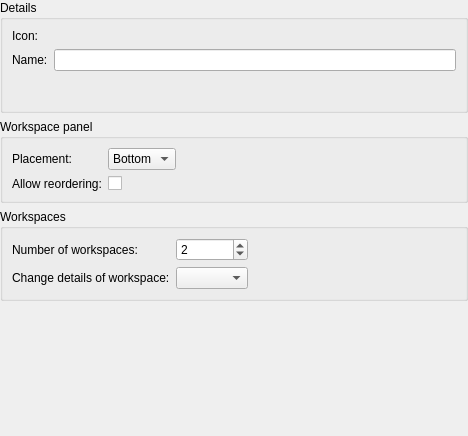
Old version of the form ground/openpilotgcs/src/plugins/coreplugin/workspacesettings.ui in the repository openpilot/OpenPilot.
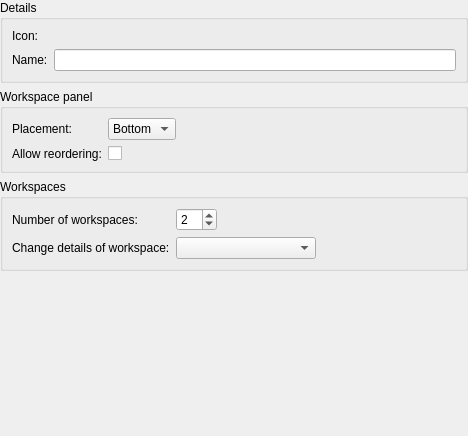
New version of the form. Custom widgets are drawn as their Qt base class.

Patch:
```diff
--- a/ground/openpilotgcs/src/plugins/coreplugin/workspacesettings.ui
+++ b/ground/openpilotgcs/src/plugins/coreplugin/workspacesettings.ui
@@ -79,36 +79,6 @@
             </property>
            </widget>
           </item>
-          <item row="5" column="1">
-           <spacer name="verticalSpacer_2">
-            <property name="orientation">
-             <enum>Qt::Vertical</enum>
-            </property>
-            <property name="sizeType">
-             <enum>QSizePolicy::Fixed</enum>
-            </property>
-            <property name="sizeHint" stdset="0">
-             <size>
-              <width>20</width>
-              <height>10</height>
-             </size>
-            </property>
-           </spacer>
-          </item>
-          <item row="6" column="1">
-           <widget class="QLabel" name="label_4">
-            <property name="toolTip">
-             <string>&lt;!DOCTYPE HTML PUBLIC &quot;-//W3C//DTD HTML 4.0//EN&quot; &quot;http://www.w3.org/TR/REC-html40/strict.dtd&quot;&gt;
-&lt;html&gt;&lt;head&gt;&lt;meta name=&quot;qrichtext&quot; content=&quot;1&quot; /&gt;&lt;style type=&quot;text/css&quot;&gt;
-p, li { white-space: pre-wrap; }
-&lt;/style&gt;&lt;/head&gt;&lt;body style=&quot; font-family:'Sans'; font-size:8pt; font-weight:400; font-style:normal;&quot;&gt;
-&lt;p style=&quot; margin-top:0px; margin-bottom:0px; margin-left:0px; margin-right:0px; -qt-block-indent:0; text-indent:0px;&quot;&gt;&lt;span style=&quot; font-weight:600;&quot;&gt;Note:&lt;/span&gt; A restart is needed for changes to number of workspaces to take effect.&lt;/p&gt;&lt;/body&gt;&lt;/html&gt;</string>
-            </property>
-            <property name="text">
-             <string/>
-            </property>
-           </widget>
-          </item>
          </layout>
         </widget>
        </item>
@@ -125,40 +95,6 @@
             </property>
            </widget>
           </item>
-          <item row="0" column="1">
-           <layout class="QHBoxLayout" name="horizontalLayout_2">
-            <item>
-             <widget class="QComboBox" name="comboBoxTabBarPlacement">
-              <property name="currentIndex">
-               <number>1</number>
-              </property>
-              <item>
-               <property name="text">
-                <string>Top</string>
-               </property>
-              </item>
-              <item>
-               <property name="text">
-                <string>Bottom</string>
-               </property>
-              </item>
-             </widget>
-            </item>
-            <item>
-             <spacer name="horizontalSpacer_3">
-              <property name="orientation">
-               <enum>Qt::Horizontal</enum>
-              </property>
-              <property name="sizeHint" stdset="0">
-               <size>
-                <width>40</width>
-                <height>20</height>
-               </size>
-              </property>
-             </spacer>
-            </item>
-           </layout>
-          </item>
           <item row="1" column="0">
            <widget class="QLabel" name="label_7">
             <property name="text">
@@ -166,6 +102,29 @@
             </property>
            </widget>
           </item>
+          <item row="0" column="1">
+           <widget class="QComboBox" name="comboBoxTabBarPlacement">
+            <property name="sizePolicy">
+             <sizepolicy hsizetype="Preferred" vsizetype="Fixed">
+              <horstretch>0</horstretch>
+              <verstretch>0</verstretch>
+             </sizepolicy>
+            </property>
+            <property name="currentIndex">
+             <number>1</number>
+            </property>
+            <item>
+             <property name="text">
+              <string>Top</string>
+             </property>
+            </item>
+            <item>
+             <property name="text">
+              <string>Bottom</string>
+             </property>
+            </item>
+           </widget>
+          </item>
           <item row="1" column="1">
            <widget class="QCheckBox" name="checkBoxAllowTabMovement">
             <property name="text">
@@ -173,6 +132,19 @@
             </property>
            </widget>
           </item>
+          <item row="0" column="2">
+           <spacer name="horizontalSpacer_2">
+            <property name="orientation">
+             <enum>Qt::Horizontal</enum>
+            </property>
+            <property name="sizeHint" stdset="0">
+             <size>
+              <width>40</width>
+              <height>20</height>
+             </size>
+            </property>
+           </spacer>
+          </item>
          </layout>
         </widget>
        </item>
@@ -195,33 +167,10 @@
             </property>
            </widget>
           </item>
-          <item row="0" column="4">
-           <spacer name="horizontalSpacer_2">
-            <property name="orientation">
-             <enum>Qt::Horizontal</enum>
-            </property>
-            <property name="sizeHint" stdset="0">
-             <size>
-              <width>0</width>
-              <height>20</height>
-             </size>
-            </property>
-           </spacer>
-          </item>
-          <item row="2" column="0">
-           <widget class="QLabel" name="label_5">
-            <property name="text">
-             <string>Change details of workspace:</string>
-            </property>
-           </widget>
-          </item>
-          <item row="2" column="2">
-           <widget class="QComboBox" name="workspaceComboBox"/>
-          </item>
           <item row="0" column="2">
            <widget class="QSpinBox" name="numberOfWorkspacesSpinBox">
             <property name="sizePolicy">
-             <sizepolicy hsizetype="Preferred" vsizetype="Fixed">
+             <sizepolicy hsizetype="Fixed" vsizetype="Fixed">
               <horstretch>0</horstretch>
               <verstretch>0</verstretch>
              </sizepolicy>
@@ -237,6 +186,36 @@
             </property>
            </widget>
           </item>
+          <item row="2" column="0">
+           <widget class="QLabel" name="label_5">
+            <property name="text">
+             <string>Change details of workspace:</string>
+            </property>
+           </widget>
+          </item>
+          <item row="2" column="2">
+           <widget class="QComboBox" name="workspaceComboBox">
+            <property name="sizePolicy">
+             <sizepolicy hsizetype="MinimumExpanding" vsizetype="Fixed">
+              <horstretch>0</horstretch>
+              <verstretch>0</verstretch>
+             </sizepolicy>
+            </property>
+           </widget>
+          </item>
+          <item row="2" column="3">
+           <spacer name="horizontalSpacer">
+            <property name="orientation">
+             <enum>Qt::Horizontal</enum>
+            </property>
+            <property name="sizeHint" stdset="0">
+             <size>
+              <width>40</width>
+              <height>20</height>
+             </size>
+            </property>
+           </spacer>
+          </item>
          </layout>
         </widget>
        </item>
```
